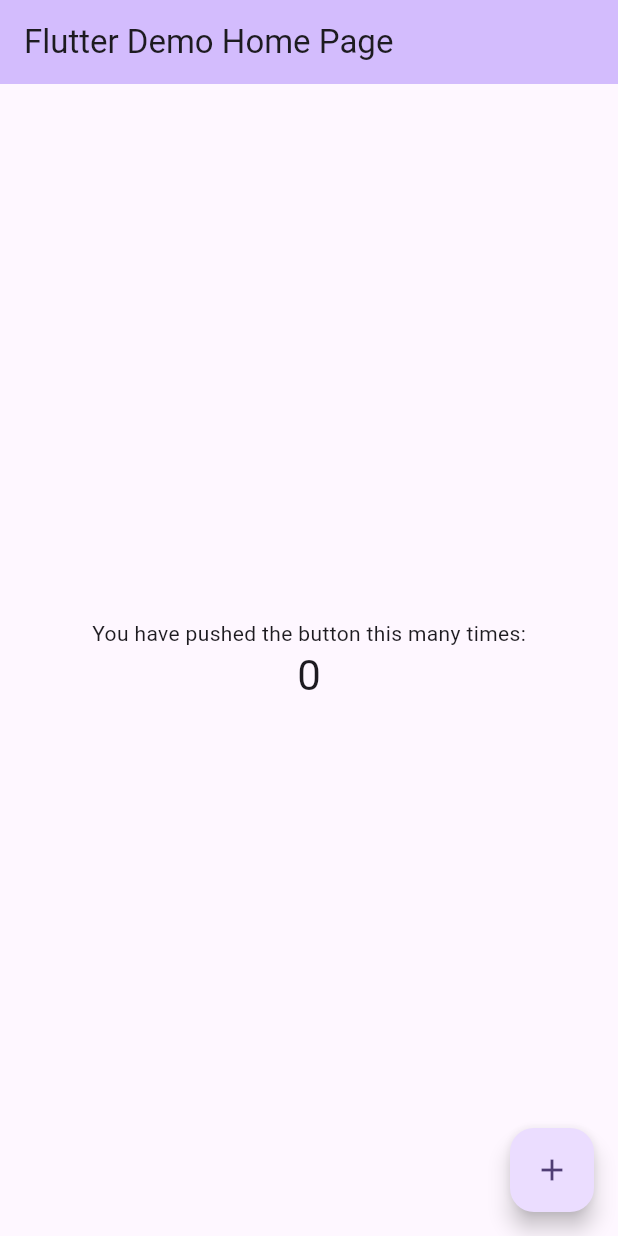
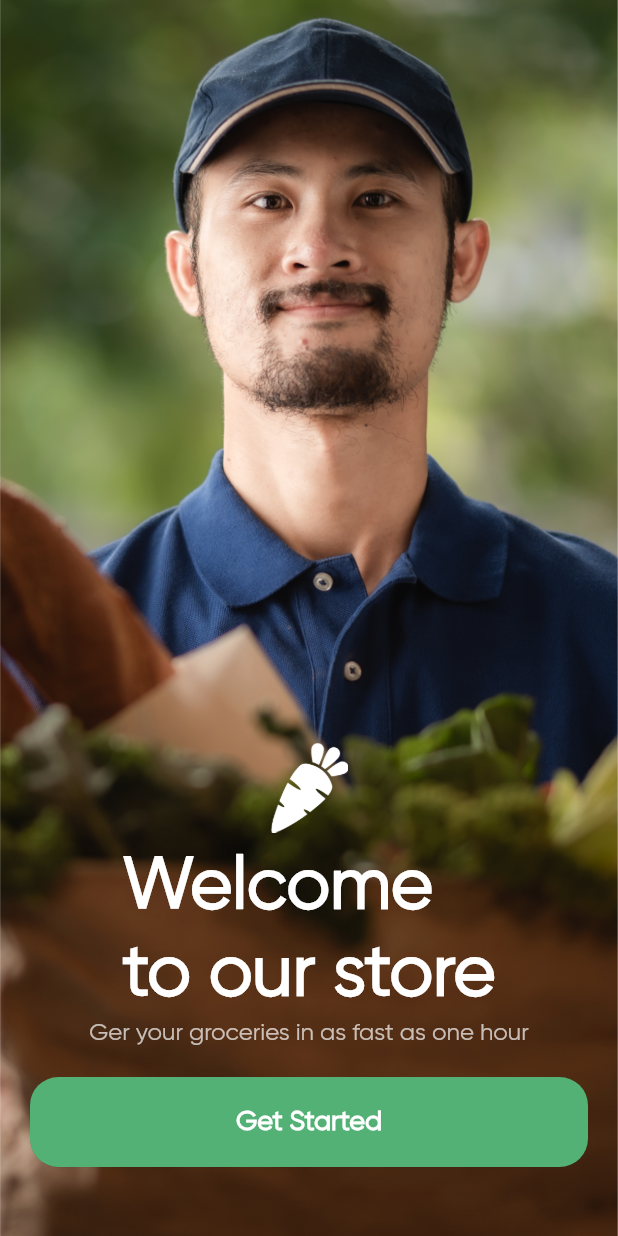
Before and after one commit to KHALEDKHLYAN/online_groceries_app, a Flutter app: the screen it shows after launch, on a phone screen of 412 x 824 dp. Run offline on Flutter 3.47's test engine with Material 3 defaults, Android fonts, the phone set to English and light mode, and no system bars; missing offline and left inert: fl_country_code_picker.

Commit message:
Verification_view_page

```diff
--- a/analysis_options.yaml
+++ b/analysis_options.yaml
@@ -7,6 +7,11 @@
 
 # The following line activates a set of recommended lints for Flutter apps,
 # packages, and plugins designed to encourage good coding practices.
+analyzer:
+  errors:
+    prefer_const_constructors: ignore
+    prefer_const_literals_to_create_immutables: ignore
+    unnecessary_string_interpolations: ignore
 include: package:flutter_lints/flutter.yaml
 
 linter:
--- /dev/null
+++ b/lib/common/color_extension.dart
@@ -0,0 +1,27 @@
+import 'package:flutter/material.dart';
+
+class TColor {
+  static Color get primary => const Color(0xff53B175);
+  static Color get primaryText => const Color(0xff030303);
+  static Color get secondaryText => const Color(0xff828282);
+  static Color get textTittle => const Color(0xff7C7C7C);
+  static Color get placeholder => const Color(0xffB1B1B1);
+  static Color get darkGray => const Color(0xff4C4F4D);
+}
+
+extension HexColor on Color {
+  /// String is in the format "aabbcc" or "ffaabbcc" with an optional leading "#".
+  static Color fromHex(String hexString) {
+    final buffer = StringBuffer();
+    if (hexString.length == 6 || hexString.length == 7) buffer.write('ff');
+    buffer.write(hexString.replaceFirst('#', ''));
+    return Color(int.parse(buffer.toString(), radix: 16));
+  }
+
+  /// Prefixes a hash sign if [leadingHashSign] is set to `true` (default is `true`).
+  String toHex({bool leadingHashSign = true}) => '${leadingHashSign ? '#' : ''}'
+      '${alpha.toRadixString(16).padLeft(2, '0')}'
+      '${red.toRadixString(16).padLeft(2, '0')}'
+      '${green.toRadixString(16).padLeft(2, '0')}'
+      '${blue.toRadixString(16).padLeft(2, '0')}';
+}
--- /dev/null
+++ b/lib/common_widget/rounded_button.dart
@@ -0,0 +1,66 @@
+import 'package:flutter/material.dart';
+
+import '../common/color_extension.dart';
+
+class RoundButton extends StatelessWidget {
+  final String title;
+  final Color? bgColor;
+  final VoidCallback onPressed;
+  const RoundButton({super.key, required this.title, this.bgColor , required this.onPressed});
+
+  @override
+  Widget build(BuildContext context) {
+    return MaterialButton(
+      onPressed: onPressed,
+      height: 60,
+      shape: RoundedRectangleBorder(borderRadius: BorderRadius.circular(19)),
+      minWidth: double.maxFinite,
+      elevation: 0.1,
+      color: bgColor ?? TColor.primary,
+      child: Text(
+        title,
+        style: const TextStyle(
+            color: Colors.white, fontSize: 18, fontWeight: FontWeight.w600),
+      ),
+    );
+  }
+}
+
+class RoundIconButton extends StatelessWidget {
+  final String title;
+  final String icon;
+  final Color bgColor;
+  final VoidCallback onPressed;
+  const RoundIconButton(
+      {super.key,
+      required this.title,
+      required this.icon,
+      required this.bgColor,
+      required this.onPressed});
+
+  @override
+  Widget build(BuildContext context) {
+    return MaterialButton(
+      onPressed: onPressed,
+      height: 60,
+      shape: RoundedRectangleBorder(borderRadius: BorderRadius.circular(19)),
+      minWidth: double.maxFinite,
+      elevation: 0.1,
+      color: bgColor,
+      child: Row(
+        children: [
+
+          Image.asset(icon, width: 20, height: 20 ,  fit: BoxFit.contain, ),
+
+          const SizedBox(width: 30,),
+
+          Text(
+            title,
+            style: const TextStyle(
+                color: Colors.white, fontSize: 18, fontWeight: FontWeight.w600),
+          ),
+        ],
+      ),
+    );
+  }
+}
--- a/lib/main.dart
+++ b/lib/main.dart
@@ -1,4 +1,6 @@
 import 'package:flutter/material.dart';
+import 'package:groceries_shop/common/color_extension.dart';
+import 'view/splash_view.dart';
 
 void main() {
   runApp(const MyApp());
@@ -7,119 +9,17 @@ void main() {
 class MyApp extends StatelessWidget {
   const MyApp({super.key});
 
-  // This widget is the root of your application.
   @override
   Widget build(BuildContext context) {
     return MaterialApp(
-      title: 'Flutter Demo',
+      title: "Groceries_shop",
+      debugShowCheckedModeBanner: false,
       theme: ThemeData(
-        // This is the theme of your application.
-        //
-        // TRY THIS: Try running your application with "flutter run". You'll see
-        // the application has a purple toolbar. Then, without quitting the app,
-        // try changing the seedColor in the colorScheme below to Colors.green
-        // and then invoke "hot reload" (save your changes or press the "hot
-        // reload" button in a Flutter-supported IDE, or press "r" if you used
-        // the command line to start the app).
-        //
-        // Notice that the counter didn't reset back to zero; the application
-        // state is not lost during the reload. To reset the state, use hot
-        // restart instead.
-        //
-        // This works for code too, not just values: Most code changes can be
-        // tested with just a hot reload.
-        colorScheme: ColorScheme.fromSeed(seedColor: Colors.deepPurple),
-        useMaterial3: true,
+        fontFamily: "Gilroy",
+        colorScheme: ColorScheme.fromSeed(seedColor: TColor.primary),
+        useMaterial3: false,
       ),
-      home: const MyHomePage(title: 'Flutter Demo Home Page'),
+      home: SplashView(),
     );
   }
 }
-
-class MyHomePage extends StatefulWidget {
-  const MyHomePage({super.key, required this.title});
-
-  // This widget is the home page of your application. It is stateful, meaning
-  // that it has a State object (defined below) that contains fields that affect
-  // how it looks.
-
-  // This class is the configuration for the state. It holds the values (in this
-  // case the title) provided by the parent (in this case the App widget) and
-  // used by the build method of the State. Fields in a Widget subclass are
-  // always marked "final".
-
-  final String title;
-
-  @override
-  State<MyHomePage> createState() => _MyHomePageState();
-}
-
-class _MyHomePageState extends State<MyHomePage> {
-  int _counter = 0;
-
-  void _incrementCounter() {
-    setState(() {
-      // This call to setState tells the Flutter framework that something has
-      // changed in this State, which causes it to rerun the build method below
-      // so that the display can reflect the updated values. If we changed
-      // _counter without calling setState(), then the build method would not be
-      // called again, and so nothing would appear to happen.
-      _counter++;
-    });
-  }
-
-  @override
-  Widget build(BuildContext context) {
-    // This method is rerun every time setState is called, for instance as done
-    // by the _incrementCounter method above.
-    //
-    // The Flutter framework has been optimized to make rerunning build methods
-    // fast, so that you can just rebuild anything that needs updating rather
-    // than having to individually change instances of widgets.
-    return Scaffold(
-      appBar: AppBar(
-        // TRY THIS: Try changing the color here to a specific color (to
-        // Colors.amber, perhaps?) and trigger a hot reload to see the AppBar
-        // change color while the other colors stay the same.
-        backgroundColor: Theme.of(context).colorScheme.inversePrimary,
-        // Here we take the value from the MyHomePage object that was created by
-        // the App.build method, and use it to set our appbar title.
-        title: Text(widget.title),
-      ),
-      body: Center(
-        // Center is a layout widget. It takes a single child and positions it
-        // in the middle of the parent.
-        child: Column(
-          // Column is also a layout widget. It takes a list of children and
-          // arranges them vertically. By default, it sizes itself to fit its
-          // children horizontally, and tries to be as tall as its parent.
-          //
-          // Column has various properties to control how it sizes itself and
-          // how it positions its children. Here we use mainAxisAlignment to
-          // center the children vertically; the main axis here is the vertical
-          // axis because Columns are vertical (the cross axis would be
-          // horizontal).
-          //
-          // TRY THIS: Invoke "debug painting" (choose the "Toggle Debug Paint"
-          // action in the IDE, or press "p" in the console), to see the
-          // wireframe for each widget.
-          mainAxisAlignment: MainAxisAlignment.center,
-          children: <Widget>[
-            const Text(
-              'You have pushed the button this many times:',
-            ),
-            Text(
-              '$_counter',
-              style: Theme.of(context).textTheme.headlineMedium,
-            ),
-          ],
-        ),
-      ),
-      floatingActionButton: FloatingActionButton(
-        onPressed: _incrementCounter,
-        tooltip: 'Increment',
-        child: const Icon(Icons.add),
-      ), // This trailing comma makes auto-formatting nicer for build methods.
-    );
-  }
-}
--- /dev/null
+++ b/lib/view/login/welcome_view.dart
@@ -0,0 +1,92 @@
+import 'package:flutter/material.dart';
+import 'package:flutter/services.dart';
+
+import '../../common_widget/rounded_button.dart';
+import 'sign_in_view.dart';
+
+class WelcomeView extends StatefulWidget {
+  const WelcomeView({super.key});
+
+  @override
+  State<WelcomeView> createState() => _WelcomeViewState();
+}
+
+class _WelcomeViewState extends State<WelcomeView> {
+  @override
+  void initState() {
+    super.initState();
+    SystemChrome.setEnabledSystemUIMode(SystemUiMode.leanBack);
+  }
+
+  @override
+  Widget build(BuildContext context) {
+    var media = MediaQuery.sizeOf(context);
+    return Scaffold(
+      backgroundColor: Colors.white,
+      body: Stack(
+        children: [
+          Image.asset(
+            "assets/img/welcom_bg.png",
+            width: media.width,
+            height: media.height,
+            fit: BoxFit.cover,
+          ),
+          SafeArea(
+            child: Column(
+              mainAxisAlignment: MainAxisAlignment.end,
+              children: [
+                Image.asset(
+                  "assets/img/app_logo.png",
+                  width: 60,
+                  height: 60,
+                ),
+                const SizedBox(
+                  height: 8,
+                ),
+                const Row(
+                  mainAxisAlignment: MainAxisAlignment.center,
+                  children: [
+                    Text(
+                      "Welcome\nto our store",
+                      style: TextStyle(
+                          color: Colors.white,
+                          fontSize: 48,
+                          fontWeight: FontWeight.w600),
+                    ),
+                  ],
+                ),
+                Row(
+                  mainAxisAlignment: MainAxisAlignment.center,
+                  children: [
+                    Text(
+                      "Ger your groceries in as fast as one hour",
+                      style: TextStyle(
+                          color: const Color(0xffFCFCFC).withOpacity(0.7),
+                          fontSize: 16,
+                          fontWeight: FontWeight.w500),
+                    ),
+                  ],
+                ),
+                const SizedBox(
+                  height: 20,
+                ),
+                Padding(
+                  padding: const EdgeInsets.symmetric(horizontal: 20),
+                  child: RoundButton(
+                    title: "Get Started",
+                    onPressed: () {
+                      Navigator.push(context, MaterialPageRoute(builder: (context) =>  SignInView() ) );
+                    },
+                  ),
+                ),
+                const SizedBox(
+                  height: 46,
+                ),
+              ],
+            ),
+          )
+        ],
+      ),
+    );
+  }
+}
```
Also changed, not shown: lib/view/login/sign_in_view.dart (added, +178 -0 lines), lib/view/login/verification_view.dart (added, +62 -0 lines), lib/view/splash_view.dart (added, +42 -0 lines), pubspec.yaml (+34 -52 lines), lib/common/extension.dart (added), pubspec.lock, 3 other files.
